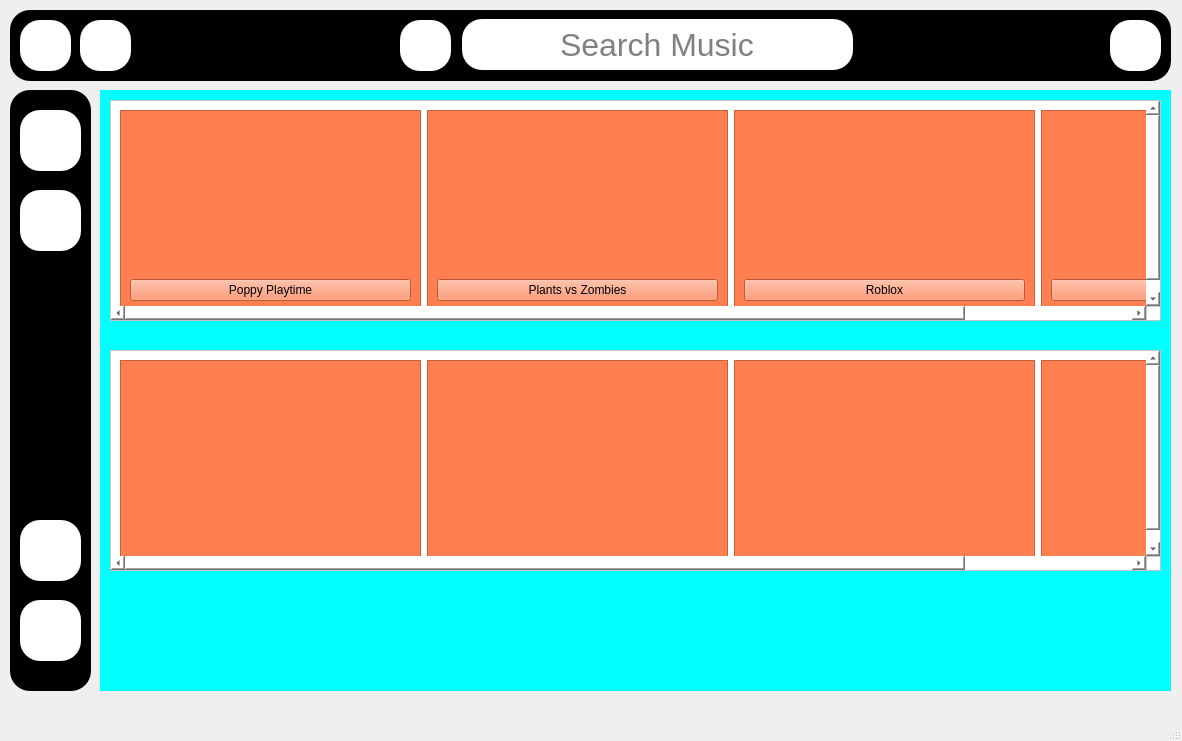
First picture: the form in UI-GiaoDien/homepage.ui, repository TruongKhoaNguyen/PTA04-Sanpham, before the edit.
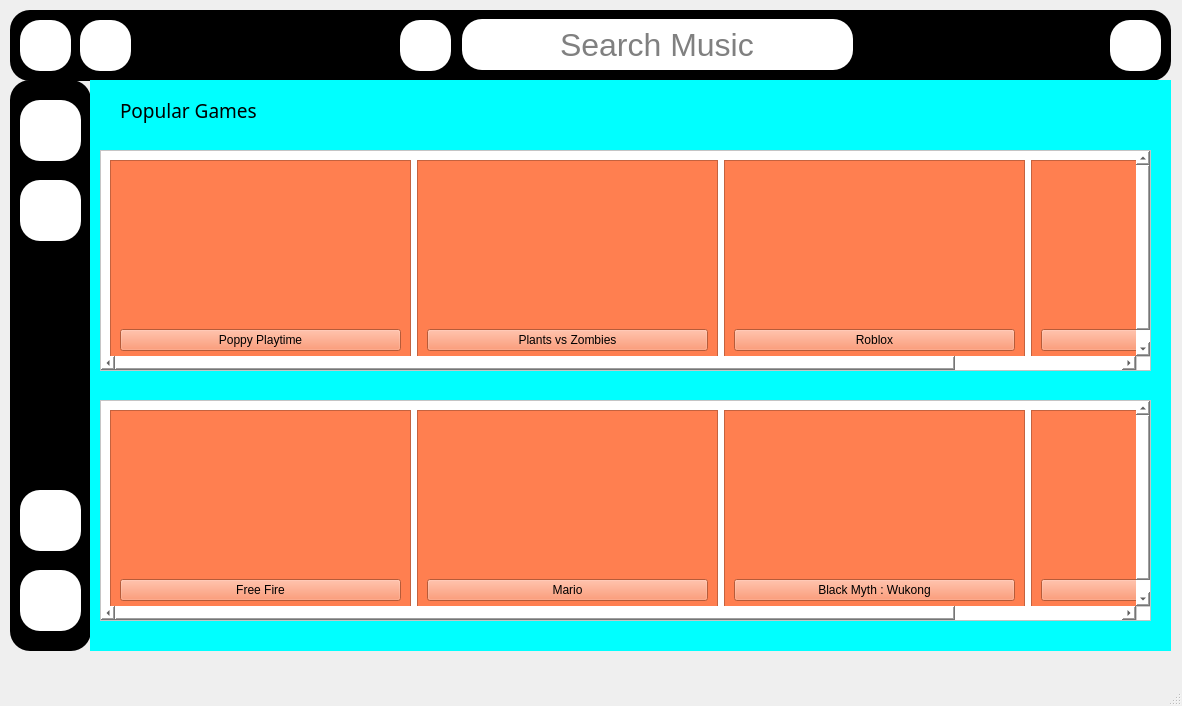
Second picture: the form after the edit. Icons and pictures are not drawn.

What changed in the file:
```diff
--- a/UI-GiaoDien/homepage.ui
+++ b/UI-GiaoDien/homepage.ui
@@ -7,7 +7,7 @@
     <x>0</x>
     <y>0</y>
     <width>1182</width>
-    <height>741</height>
+    <height>706</height>
    </rect>
   </property>
   <property name="windowTitle">
@@ -18,9 +18,9 @@
     <property name="geometry">
      <rect>
       <x>10</x>
-      <y>90</y>
+      <y>80</y>
       <width>81</width>
-      <height>601</height>
+      <height>571</height>
      </rect>
     </property>
     <property name="styleSheet">
@@ -91,7 +91,7 @@
      <property name="geometry">
       <rect>
        <x>10</x>
-       <y>510</y>
+       <y>490</y>
        <width>61</width>
        <height>61</height>
       </rect>
@@ -118,7 +118,7 @@
      <property name="geometry">
       <rect>
        <x>10</x>
-       <y>430</y>
+       <y>410</y>
        <width>61</width>
        <height>61</height>
       </rect>
@@ -304,10 +304,10 @@
    <widget class="QStackedWidget" name="stackedWidget">
     <property name="geometry">
      <rect>
-      <x>100</x>
-      <y>90</y>
-      <width>1071</width>
-      <height>601</height>
+      <x>90</x>
+      <y>80</y>
+      <width>1081</width>
+      <height>571</height>
      </rect>
     </property>
     <property name="styleSheet">
@@ -318,7 +318,7 @@
       <property name="geometry">
        <rect>
         <x>10</x>
-        <y>10</y>
+        <y>70</y>
         <width>1051</width>
         <height>221</height>
        </rect>
@@ -344,7 +344,7 @@
       <widget class="QWidget" name="scrollAreaWidgetContents">
        <property name="geometry">
         <rect>
-         <x>-120</x>
+         <x>0</x>
          <y>0</y>
          <width>1240</width>
          <height>219</height>
@@ -546,7 +546,7 @@
       <property name="geometry">
        <rect>
         <x>10</x>
-        <y>260</y>
+        <y>320</y>
         <width>1051</width>
         <height>221</height>
        </rect>
@@ -572,7 +572,7 @@
       <widget class="QWidget" name="scrollAreaWidgetContents_2">
        <property name="geometry">
         <rect>
-         <x>-60</x>
+         <x>-208</x>
          <y>0</y>
          <width>1240</width>
          <height>219</height>
@@ -602,6 +602,28 @@
           <property name="frameShadow">
            <enum>QFrame::Raised</enum>
           </property>
+          <layout class="QVBoxLayout" name="verticalLayout_5">
+           <item>
+            <widget class="QLabel" name="label_5">
+             <property name="text">
+              <string/>
+             </property>
+             <property name="pixmap">
+              <pixmap>D:/TRUONG_KHOA/MIND_X_Truong_Khoa/Python_ADVANCE/Nguyen_lieu/1-4624.jpg</pixmap>
+             </property>
+             <property name="scaledContents">
+              <bool>true</bool>
+             </property>
+            </widget>
+           </item>
+           <item>
+            <widget class="QPushButton" name="btnPlay_FF">
+             <property name="text">
+              <string>Free Fire</string>
+             </property>
+            </widget>
+           </item>
+          </layout>
          </widget>
         </item>
         <item>
@@ -627,6 +649,28 @@
           <property name="frameShadow">
            <enum>QFrame::Raised</enum>
           </property>
+          <layout class="QVBoxLayout" name="verticalLayout_6">
+           <item>
+            <widget class="QLabel" name="label_6">
+             <property name="text">
+              <string/>
+             </property>
+             <property name="pixmap">
+              <pixmap>D:/TRUONG_KHOA/MIND_X_Truong_Khoa/Python_ADVANCE/Nguyen_lieu/lap-trinh-game-mario-1.jpg</pixmap>
+             </property>
+             <property name="scaledContents">
+              <bool>true</bool>
+             </property>
+            </widget>
+           </item>
+           <item>
+            <widget class="QPushButton" name="btnPlay_M">
+             <property name="text">
+              <string>Mario</string>
+             </property>
+            </widget>
+           </item>
+          </layout>
          </widget>
         </item>
         <item>
@@ -652,6 +696,28 @@
           <property name="frameShadow">
            <enum>QFrame::Raised</enum>
           </property>
+          <layout class="QVBoxLayout" name="verticalLayout_7">
+           <item>
+            <widget class="QLabel" name="label_7">
+             <property name="text">
+              <string/>
+             </property>
+             <property name="pixmap">
+              <pixmap>D:/TRUONG_KHOA/MIND_X_Truong_Khoa/Python_ADVANCE/Nguyen_lieu/thumb Black Myth Wukong.jpg</pixmap>
+             </property>
+             <property name="scaledContents">
+              <bool>true</bool>
+             </property>
+            </widget>
+           </item>
+           <item>
+            <widget class="QPushButton" name="btnPlay_BMW">
+             <property name="text">
+              <string>Black Myth : Wukong</string>
+             </property>
+            </widget>
+           </item>
+          </layout>
          </widget>
         </item>
         <item>
@@ -677,11 +743,52 @@
           <property name="frameShadow">
            <enum>QFrame::Raised</enum>
           </property>
+          <layout class="QVBoxLayout" name="verticalLayout_8">
+           <item>
+            <widget class="QLabel" name="label_8">
+             <property name="text">
+              <string/>
+             </property>
+             <property name="pixmap">
+              <pixmap>D:/TRUONG_KHOA/MIND_X_Truong_Khoa/Python_ADVANCE/Nguyen_lieu/among-us-hoang.jpeg</pixmap>
+             </property>
+             <property name="scaledContents">
+              <bool>true</bool>
+             </property>
+            </widget>
+           </item>
+           <item>
+            <widget class="QPushButton" name="btnPlay_A">
+             <property name="text">
+              <string>Among Us</string>
+             </property>
+            </widget>
+           </item>
+          </layout>
          </widget>
         </item>
        </layout>
       </widget>
      </widget>
+     <widget class="QLabel" name="label_9">
+      <property name="geometry">
+       <rect>
+        <x>30</x>
+        <y>10</y>
+        <width>271</width>
+        <height>41</height>
+       </rect>
+      </property>
+      <property name="font">
+       <font>
+        <family>Press Start 2P</family>
+        <pointsize>14</pointsize>
+       </font>
+      </property>
+      <property name="text">
+       <string>Popular Games</string>
+      </property>
+     </widget>
     </widget>
     <widget class="QWidget" name="page_2"/>
    </widget>
```
Left out of the diff: 49 changed lines with no effect on the pictures.
